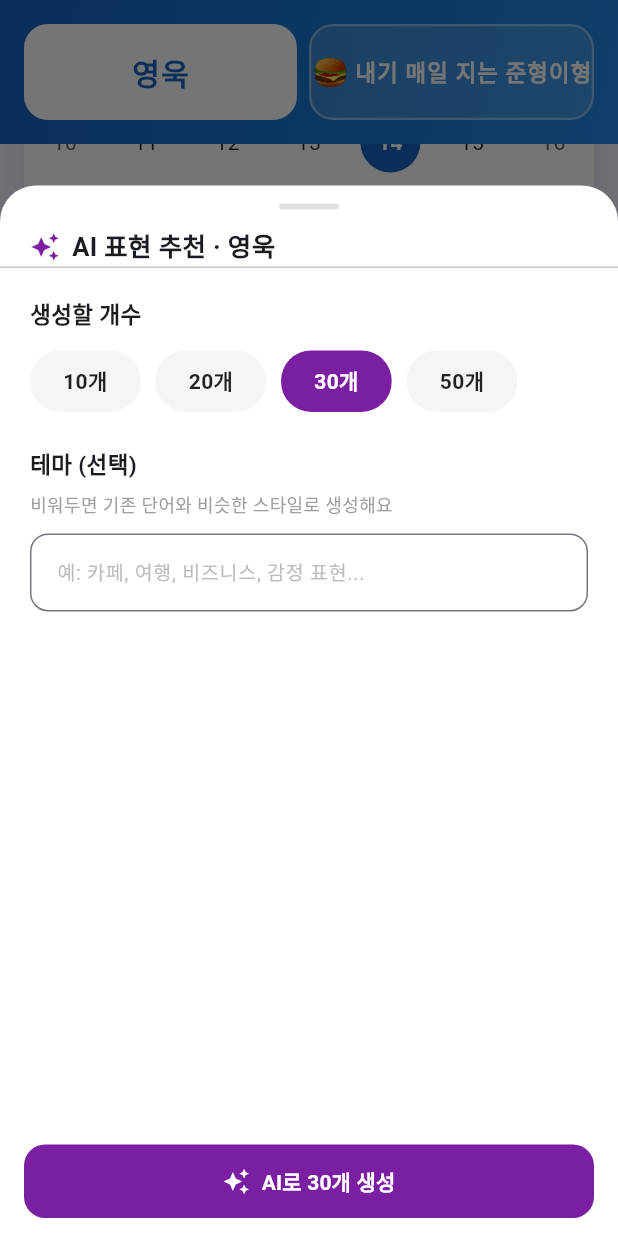
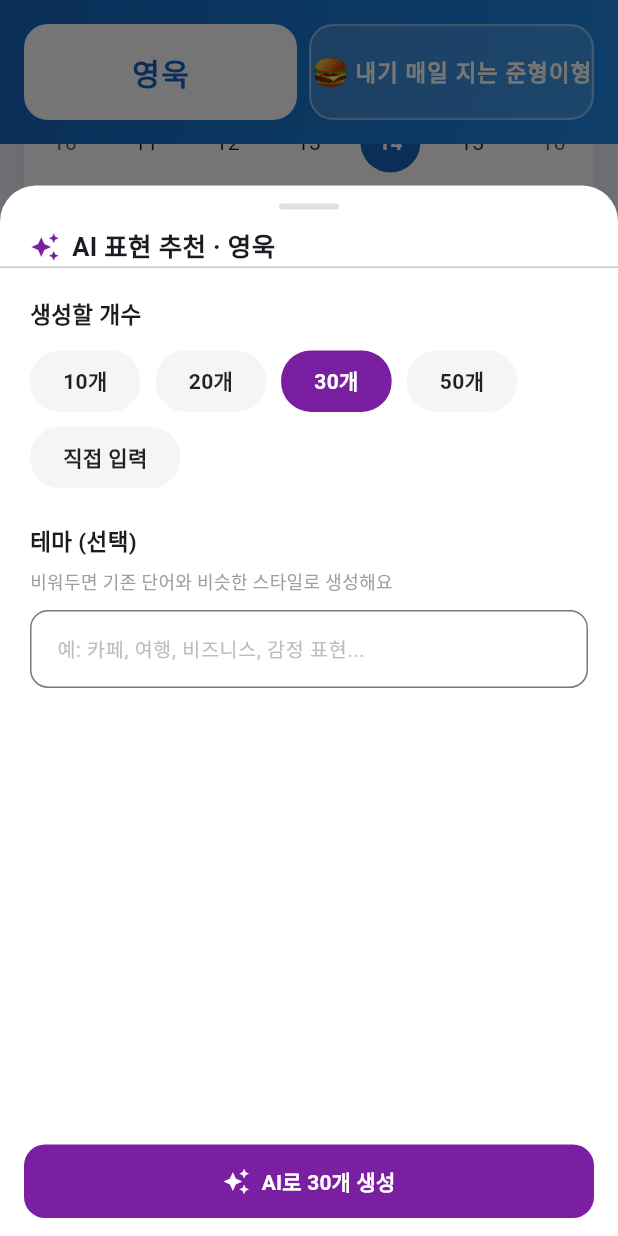
Before and after one commit to HanYoungUk/english-study-app, a Flutter app: the screen it shows after launch, scrolled down 227 dp, after a tap on "AI 표현 추천", on a phone screen of 412 x 824 dp. Run offline on Flutter 3.47's test engine with Material 3 defaults, Android fonts, the phone set to English and light mode, and no system bars; drawn by our look-alikes of table_calendar; our stand-ins replace audioplayers, cloud_firestore, firebase_core, flutter_tts; missing offline and left inert: record; accounts and stored records are empty.

Commit message:
feat: AI 추천 개수 직접 입력 옵션 추가
Co-Authored-By: Claude Sonnet 4.6 <noreply@anthropic.com>

```diff
--- a/lib/screens/home_screen.dart
+++ b/lib/screens/home_screen.dart
@@ -197,7 +197,8 @@ class _HomeScreenState extends State<HomeScreen> {
         builder: (_, scrollCtrl) {
           // phase: 'settings' | 'loading' | 'results' | 'error'
           String phase = 'settings';
-          int count = 30;
+          int count = 30;        // -1 = 직접 입력
+          final customCountCtrl = TextEditingController();
           final themeCtrl = TextEditingController();
           List<Map<String, String>> suggestions = [];
           List<bool> selected = [];
@@ -206,7 +207,13 @@ class _HomeScreenState extends State<HomeScreen> {
           return StatefulBuilder(
             builder: (ctx, setModal) {
               Future<void> generate() async {
-                setModal(() => phase = 'loading');
+                final actualCount = count == -1
+                    ? (int.tryParse(customCountCtrl.text.trim()) ?? 30)
+                    : count;
+                setModal(() {
+                  count = actualCount;
+                  phase = 'loading';
+                });
                 final theme = themeCtrl.text.trim();
                 final sampleLines = allExisting
                     .where((e) => (e['word'] ?? '').isNotEmpty)
@@ -371,7 +378,9 @@ class _HomeScreenState extends State<HomeScreen> {
                                 const SizedBox(height: 12),
                                 Wrap(
                                   spacing: 10,
-                                  children: [10, 20, 30, 50].map((n) {
+                                  runSpacing: 10,
+                                  children: [
+                                    ...[10, 20, 30, 50].map((n) {
                                       final sel = count == n;
                                       return GestureDetector(
                                         onTap: () =>
@@ -397,8 +406,62 @@ class _HomeScreenState extends State<HomeScreen> {
                                           ),
                                         ),
                                       );
-                                  }).toList(),
-                                ),
+                                    }),
+                                    // 직접 입력 칩
+                                    GestureDetector(
+                                      onTap: () =>
+                                          setModal(() => count = -1),
+                                      child: Container(
+                                        padding: const EdgeInsets.symmetric(
+                                            horizontal: 22, vertical: 10),
+                                        decoration: BoxDecoration(
+                                          color: count == -1
+                                              ? const Color(0xFF7B1FA2)
+                                              : Colors.grey.shade100,
+                                          borderRadius:
+                                              BorderRadius.circular(20),
+                                        ),
+                                        child: Text(
+                                          '직접 입력',
+                                          style: TextStyle(
+                                            color: count == -1
+                                                ? Colors.white
+                                                : Colors.black87,
+                                            fontWeight: FontWeight.bold,
+                                          ),
+                                        ),
+                                      ),
+                                    ),
+                                  ],
+                                ),
+                                if (count == -1) ...[
+                                  const SizedBox(height: 12),
+                                  TextField(
+                                    controller: customCountCtrl,
+                                    keyboardType: TextInputType.number,
+                                    decoration: InputDecoration(
+                                      hintText: '개수 입력 (예: 15)',
+                                      hintStyle: TextStyle(
+                                          color: Colors.grey.shade400,
+                                          fontSize: 13),
+                                      border: OutlineInputBorder(
+                                        borderRadius:
+                                            BorderRadius.circular(12),
+                                        borderSide: BorderSide(
+                                            color: Colors.grey.shade300),
+                                      ),
+                                      focusedBorder: OutlineInputBorder(
+                                        borderRadius:
+                                            BorderRadius.circular(12),
+                                        borderSide: const BorderSide(
+                                            color: Color(0xFF7B1FA2)),
+                                      ),
+                                      contentPadding:
+                                          const EdgeInsets.all(12),
+                                      suffixText: '개',
+                                    ),
+                                  ),
+                                ],
                                 const SizedBox(height: 24),
                                 // 테마 입력
                                 const Text('테마 (선택)',
@@ -591,7 +654,7 @@ class _HomeScreenState extends State<HomeScreen> {
                                   icon: const Icon(Icons.auto_awesome,
                                       size: 18),
                                   label: Text(
-                                    'AI로 $count개 생성',
+                                    count == -1 ? 'AI로 생성' : 'AI로 $count개 생성',
                                     style: const TextStyle(
                                         fontWeight: FontWeight.bold),
                                   ),
```
Lines whose indentation alone changed are shown as unchanged.
